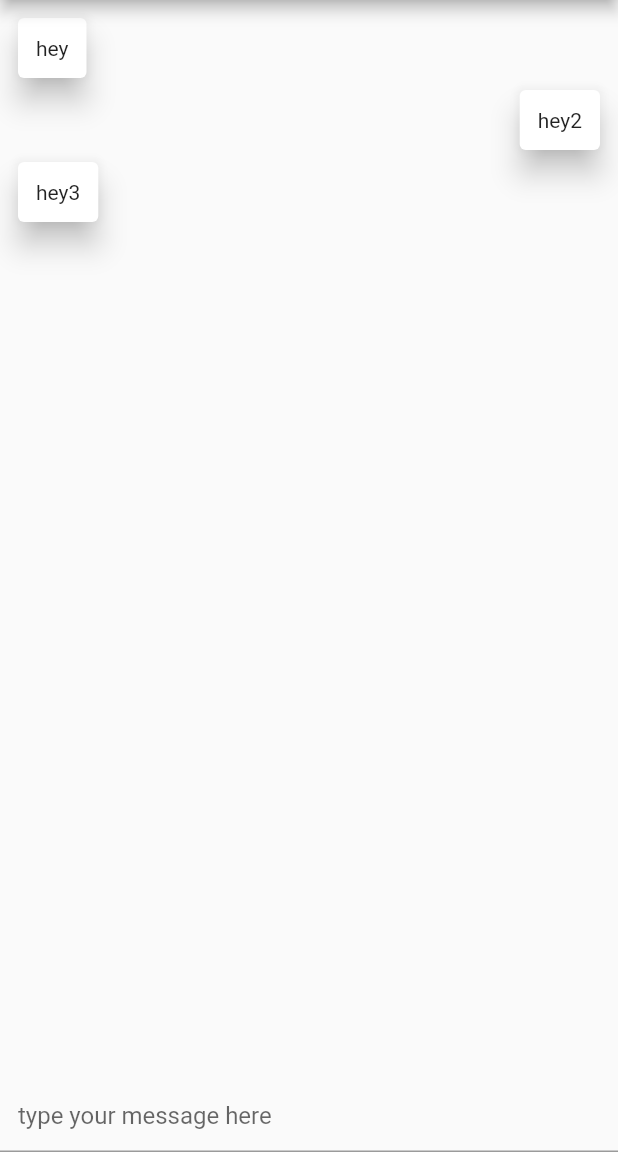
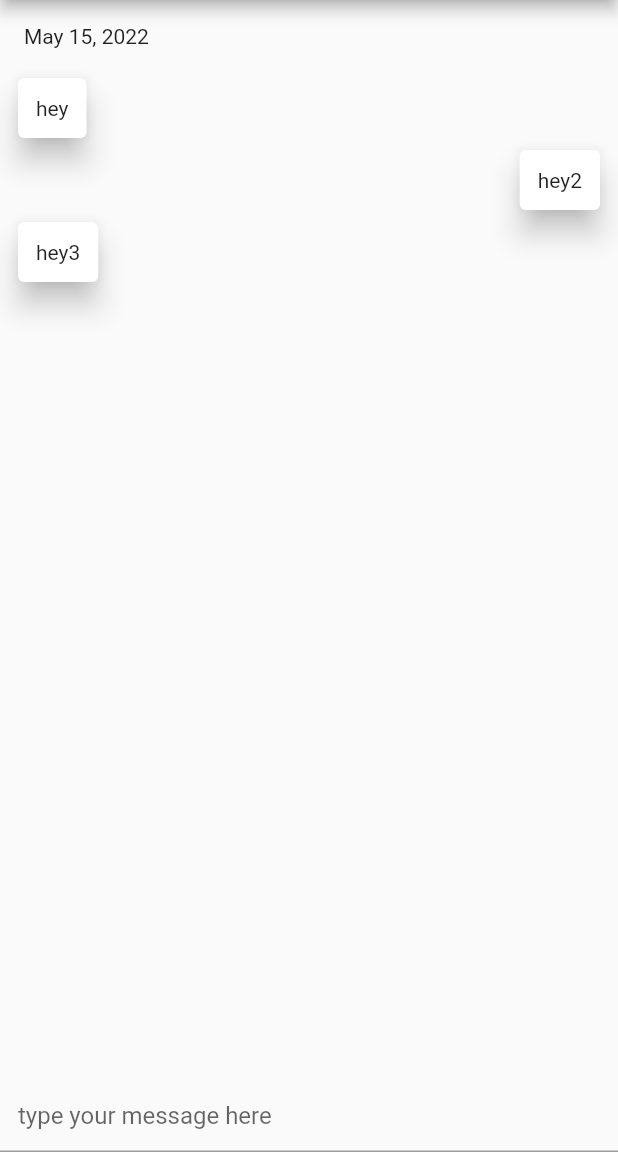
Before and after one commit to DulanWirajith/flutter_chat_ui, a Flutter app: the screen it shows after launch, on a phone screen of 412 x 824 dp, the part 84-1236 px from its top. Run offline on Flutter 3.47's test engine with Material 2 defaults, Android fonts, the phone set to English and light mode, and no system bars; drawn by our look-alikes of grouped_list.

Commit message:
change group header builder.

```diff
--- a/lib/main.dart
+++ b/lib/main.dart
@@ -1,5 +1,6 @@
 import 'package:flutter/material.dart';
 import 'package:grouped_list/grouped_list.dart';
+import 'package:intl/intl.dart';
 
 void main() {
   runApp(const MyApp());
@@ -59,7 +60,13 @@ class _MyHomePageState extends State<MyHomePage> {
               elements: messages,
               groupBy: (message) => DateTime(
                   message.date.year, message.date.month, message.date.day),
-              groupHeaderBuilder: (Message message) => SizedBox(),
+              groupHeaderBuilder: (Message message) => SizedBox(
+                height: 40,
+                child: Padding(
+                  padding: EdgeInsets.all(8),
+                  child: Text(DateFormat.yMMMd().format(message.date)),
+                ),
+              ),
               itemBuilder: (context, Message message) => Align(
                 alignment: message.isSentByMe
                     ? Alignment.centerRight
```
